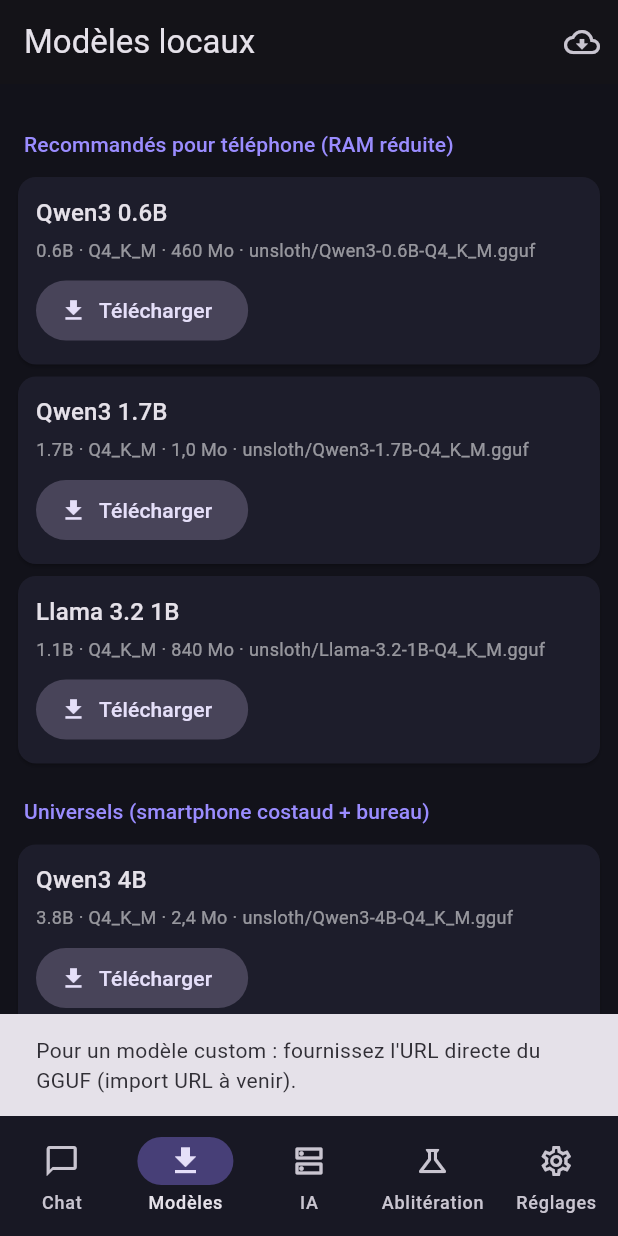
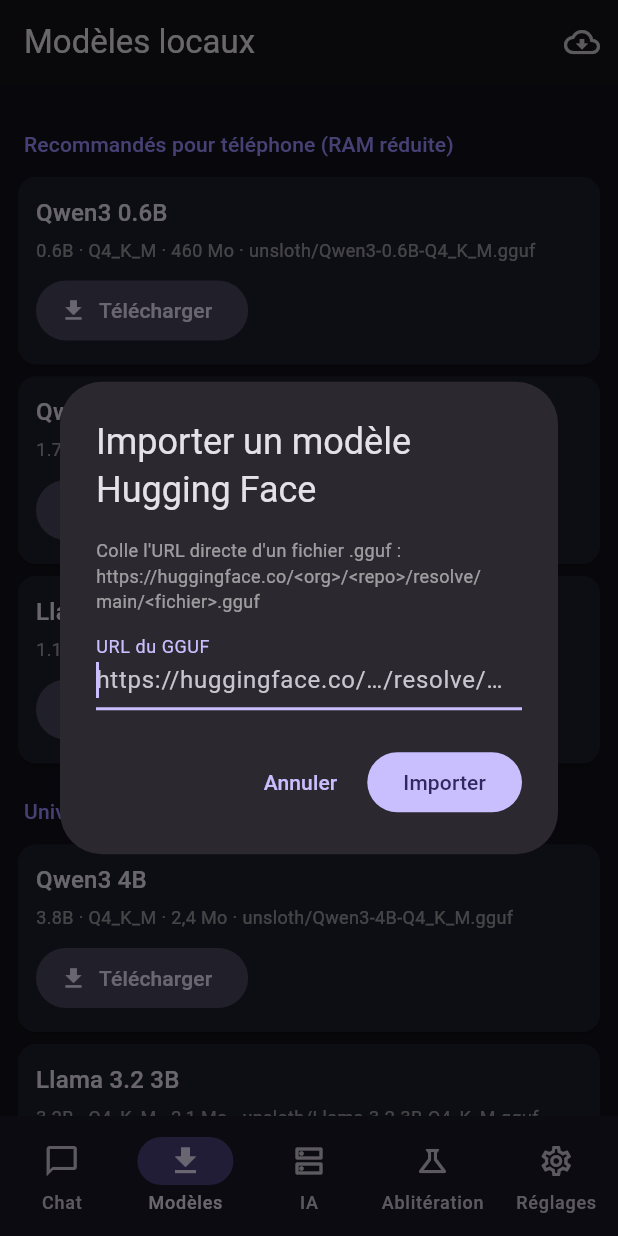
Before and after one commit to DouDou1333/pancartplayer, a Flutter app: the screen it shows after launch, item 2 of the bottom bar chosen, after a tap on the "cloud download" icon, on a phone screen of 412 x 824 dp. Run offline on Flutter 3.47's test engine with Material 3 defaults, Android fonts, the phone set to English and light mode, and no system bars; our stand-ins replace dio, flutter_riverpod, flutter_secure_storage, shared_preferences; missing offline and left inert: llamadart.

Commit message:
macOS 12 + erreur locale gérée + import URL Hugging Face
- pubspec : retire llamadart_llama_cpp_flutter (SwiftPM exigeait macOS 14).
  llamadart charge ses binaires macOS en fallback sans companion.
- bootstrap : deployment target macOS 12.0 (iOS 16.4 inchangé).
- engine_support : détection web-safe de l'indisponibilité du moteur
  local (macOS < 13.3 => erreur amicale 'passe en Cloud').
- chat_service : erreurs claires pour macOS 12 / modèle trop lourd /
  modèle introuvable / échec de chargement du moteur.
- Modèles : import par URL Hugging Face directe (.gguf), persistance
  (custom_models), suppression, catalogue allCatalog, résolution ids.
- Tests : round-trip fromHfUrl.

```diff
--- /dev/null
+++ b/app/lib/core/engine_support.dart
@@ -0,0 +1,9 @@
+/// Disponibilité du moteur LOCAL (llama.cpp/llamadart) sur la plateforme.
+///
+/// Le binaire macOS téléchargé par llamadart exige macOS 13.3+ ; sur macOS 12
+/// (et antérieur) le chat local est indisponible mais le Cloud fonctionne.
+/// Web-safe : sur web, l'implémentation stub (aucune API native) est utilisée.
+library;
+
+export 'engine_support_stub.dart'
+    if (dart.library.io) 'engine_support_io.dart';
--- /dev/null
+++ b/app/lib/core/engine_support_stub.dart
@@ -0,0 +1,3 @@
+/// Implémentation web (pas de dart:io) : pas de version système exploitable,
+/// on laisse les appels natives échouer de façon descriptible par ailleurs.
+String? localEngineUnsupportedReason() => null;
--- a/app/lib/features/models/models_screen.dart
+++ b/app/lib/features/models/models_screen.dart
@@ -50,15 +50,16 @@
   @override
   Widget build(BuildContext context) {
     final models = ref.watch(modelsProvider);
+    final custom = models.custom;
 
     return Scaffold(
       appBar: AppBar(
         title: const Text('Modèles locaux'),
         actions: [
           IconButton(
-            tooltip: 'Rechercher sur Hugging Face',
+            tooltip: 'Importer depuis Hugging Face',
             icon: const Icon(Icons.cloud_download_outlined),
-            onPressed: () => _openHub(),
+            onPressed: _importFromHf,
           ),
         ],
       ),
@@ -92,22 +93,120 @@
                     downloading: _downloading[m.id] ?? false,
                     onDownload: () => _start(m),
                   )),
+          if (custom.isNotEmpty) ...[
+            const _SectionLabel('Modèles importés (URL Hugging Face)'),
+            ...custom.map((m) => _ModelTile(
+                  model: m,
+                  device: models.stateFor(m.id),
+                  downloading: _downloading[m.id] ?? false,
+                  onDownload: () => _start(m),
+                  onDelete: () => _removeCustom(m.id),
+                )),
+          ],
           const SizedBox(height: 16),
         ],
       ),
     );
   }
 
-  void _openHub() {
-    // Ouvre l'annuaire GGUF : l'utilisateur peut coller un identifiant
-    // custom grace à une future importation URL.
-    ScaffoldMessenger.of(context).showSnackBar(
-      const SnackBar(
-        content: Text(
-          'Pour un modèle custom : fournissez l\'URL directe du GGUF (import URL à venir).',
+  Future<void> _removeCustom(String id) async {
+    final ok = await showDialog<bool>(
+      context: context,
+      builder: (ctx) => AlertDialog(
+        title: const Text('Supprimer ce modèle importé ?'),
+        content: const Text(
+          'La fiche est retirée (le fichier déjà téléchargé reste sur l\'appareil).',
         ),
+        actions: [
+          TextButton(
+            onPressed: () => Navigator.pop(ctx, false),
+            child: const Text('Annuler'),
+          ),
+          FilledButton(
+            onPressed: () => Navigator.pop(ctx, true),
+            child: const Text('Supprimer'),
+          ),
+        ],
       ),
     );
+    if (ok == true && mounted) {
+      await ref.read(modelsProvider).removeCustom(id);
+    }
+  }
+
+  Future<void> _importFromHf() async {
+    if (kIsWeb) {
+      _snack('Import local indisponible sur le web — utilise un fournisseur '
+          'distant (onglet « IA »).');
+      return;
+    }
+    final controller = TextEditingController();
+    final url = await showDialog<String>(
+      context: context,
+      builder: (ctx) => AlertDialog(
+        title: const Text('Importer un modèle Hugging Face'),
+        content: Column(
+          mainAxisSize: MainAxisSize.min,
+          crossAxisAlignment: CrossAxisAlignment.start,
+          children: [
+            const Text(
+              'Colle l\'URL directe d\'un fichier .gguf :\n'
+              'https://huggingface.co/<org>/<repo>/resolve/main/<fichier>.gguf',
+              style: TextStyle(color: Colors.white54, fontSize: 12),
+            ),
+            const SizedBox(height: 8),
+            TextField(
+              controller: controller,
+              autofocus: true,
+              keyboardType: TextInputType.url,
+              decoration: const InputDecoration(
+                labelText: 'URL du GGUF',
+                hintText: 'https://huggingface.co/…/resolve/main/….gguf',
+              ),
+            ),
+          ],
+        ),
+        actions: [
+          TextButton(
+            onPressed: () => Navigator.pop(ctx),
+            child: const Text('Annuler'),
+          ),
+          FilledButton(
+            onPressed: () {
+              final v = controller.text.trim();
+              if (v.isEmpty) return;
+              Navigator.pop(ctx, v);
+            },
+            child: const Text('Importer'),
+          ),
+        ],
+      ),
+    );
+    if (url != null && mounted) {
+      await _addCustom(url);
+    }
+  }
+
+  Future<void> _addCustom(String url) async {
+    final uri = Uri.tryParse(url);
+    if (uri == null ||
+        (uri.scheme != 'http' && uri.scheme != 'https') ||
+        !url.toLowerCase().endsWith('.gguf')) {
+      _snack('URL invalide : attends une URL …/…gguf (http/https).');
+      return;
+    }
+    final model = CatalogModel.fromHfUrl(url: url);
+    final models = ref.read(modelsProvider);
+    await models.addCustom(model);
+    _snack('Modèle « ${model.name} » importé — touche « Télécharger » pour le '
+        'récupérer sur l\'appareil.');
+  }
+
+  void _snack(String msg) {
+    if (!mounted) return;
+    ScaffoldMessenger.of(context)
+      ..hideCurrentSnackBar()
+      ..showSnackBar(SnackBar(content: Text(msg)));
   }
 }
 
@@ -136,12 +235,14 @@
     required this.device,
     required this.downloading,
     required this.onDownload,
+    this.onDelete,
   });
 
   final CatalogModel model;
   final DeviceModel? device;
   final bool downloading;
   final VoidCallback onDownload;
+  final VoidCallback? onDelete;
 
   @override
   Widget build(BuildContext context) {
@@ -168,6 +269,12 @@
                   const Icon(Icons.check_circle, color: Color(0xFF5BD27B), size: 18),
                 if (downloading)
                   const Icon(Icons.downloading, color: Color(0xFF9A8CFF), size: 18),
+                if (onDelete != null)
+                  IconButton(
+                    tooltip: 'Supprimer ce modèle importé',
+                    icon: const Icon(Icons.delete_outline, color: Colors.white38, size: 18),
+                    onPressed: onDelete,
+                  ),
               ],
             ),
             const SizedBox(height: 4),
--- a/app/pubspec.yaml
+++ b/app/pubspec.yaml
@@ -19,7 +19,6 @@
   flutter_secure_storage: ^9.2.2
   dio: ^5.7.0
   llamadart: ^0.8.23
-  llamadart_llama_cpp_flutter: ^0.0.18
 
 dev_dependencies:
   flutter_test:
```
Also changed, not shown: app/lib/core/app_providers.dart (+31 -2 lines), app/lib/core/catalog.dart (+11 -0 lines), app/lib/core/chat_service.dart (+26 -2 lines), app/lib/core/engine_support_io.dart (added, +33 -0 lines), app/lib/core/models.dart (+50 -0 lines), app/lib/core/storage.dart (+13 -0 lines), app/lib/features/chat/chat_screen.dart (+28 -2 lines), 2 other files.
